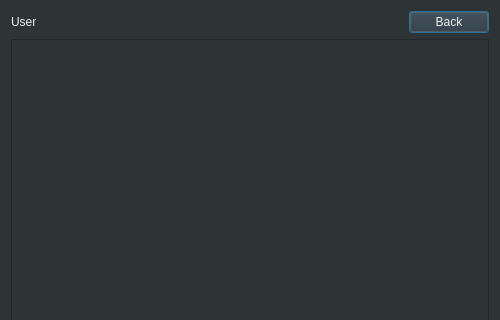
Above: userimagesdialog.ui from hassan-kandil/DistImage before the change; both pictures show x 0 to 500 and y 0 to 320 of the 500 by 500 pixel window. Below: the same form after it.
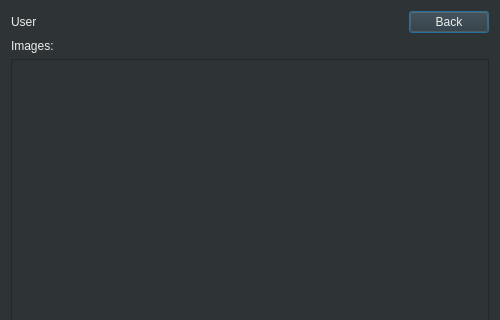
That is the form after the change.

Patch:
```diff
--- a/userimagesdialog.ui
+++ b/userimagesdialog.ui
@@ -55,6 +55,16 @@
      </item>
     </layout>
    </item>
+   <item>
+    <widget class="QLabel" name="label">
+     <property name="styleSheet">
+      <string notr="true">color: rgb(238, 238, 236)</string>
+     </property>
+     <property name="text">
+      <string>Images:</string>
+     </property>
+    </widget>
+   </item>
    <item>
     <widget class="QListWidget" name="listWidget">
      <property name="styleSheet">
```
